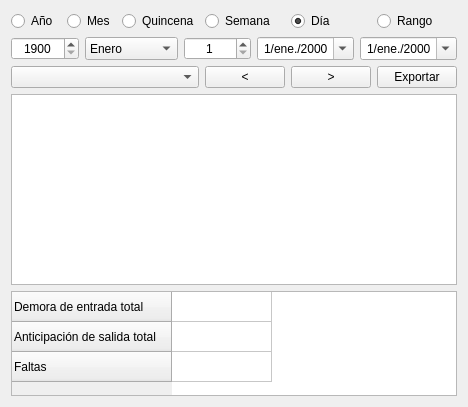
enchiladaSuiza/AsistenciaFototeca, file historial.ui: the form before one commit.
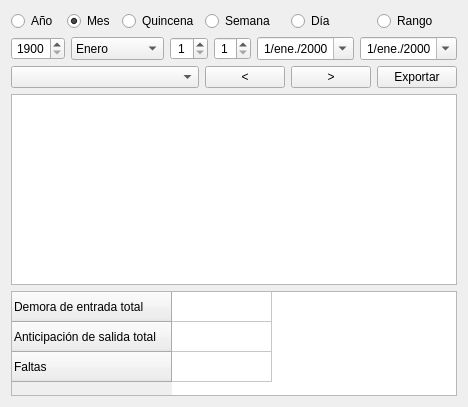
The form after the commit.

Commit message: Rework exportar historial

What changed in the file:
```diff
--- a/historial.ui
+++ b/historial.ui
@@ -19,6 +19,9 @@
      <property name="text">
       <string>Mes</string>
      </property>
+     <property name="checked">
+      <bool>true</bool>
+     </property>
      <attribute name="buttonGroup">
       <string notr="true">buttonGroup</string>
      </attribute>
@@ -71,7 +74,7 @@
       <string>Día</string>
      </property>
      <property name="checked">
-      <bool>true</bool>
+      <bool>false</bool>
      </property>
      <attribute name="buttonGroup">
       <string notr="true">buttonGroup</string>
@@ -289,6 +292,25 @@
        </property>
       </widget>
      </item>
+     <item>
+      <widget class="QSpinBox" name="fortnightPicker">
+       <property name="sizePolicy">
+        <sizepolicy hsizetype="MinimumExpanding" vsizetype="Minimum">
+         <horstretch>0</horstretch>
+         <verstretch>0</verstretch>
+        </sizepolicy>
+       </property>
+       <property name="alignment">
+        <set>Qt::AlignCenter</set>
+       </property>
+       <property name="minimum">
+        <number>1</number>
+       </property>
+       <property name="maximum">
+        <number>2</number>
+       </property>
+      </widget>
+     </item>
      <item>
       <widget class="QDateEdit" name="rangoInicio">
        <property name="sizePolicy">
```
The commit also changes 5 other files.
